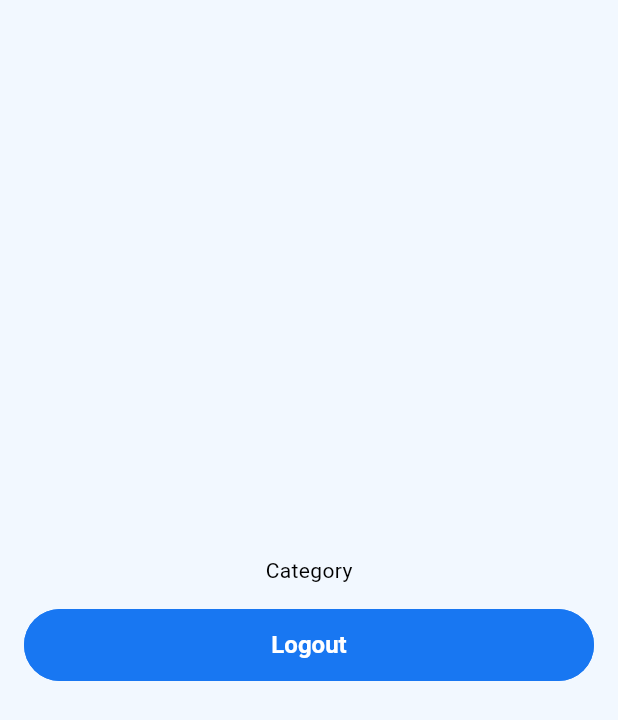
After one commit to amena-bs23/expense-tracker, a Flutter app: the CategoryListPage screen opened by its route, on a phone screen of 412 x 824 dp. The commit adds this screen. Shown: the top 720 px of the screen. Run offline on Flutter 3.47's test engine with Material 3 defaults, Android fonts, the phone set to English and light mode, and no system bars; our stand-ins replace dart_mappable, dio, flutter_riverpod, freezed_annotation, go_router, logger and 5 more; missing offline and left inert: analyzer, custom_lint_builder; accounts and stored records are empty; generated files the repository leaves out were written again.

Commit message:
feat: Add category route

```diff
--- a/lib/src/core/gen/l10n/app_localizations.dart
+++ b/lib/src/core/gen/l10n/app_localizations.dart
@@ -429,6 +429,13 @@ abstract class AppLocalizations {
   /// In en, this message translates to:
   /// **'Password must contain at least one special character'**
   String get passwordSpecialCharValidation;
+
+  /// No description provided for @passwordSpecialCharValidation.
+  ///
+  /// In en, this message translates to:
+  /// **'Password must contain at least one special character'**
+  String get category;
+
 }
 
 class _AppLocalizationsDelegate
--- a/lib/src/core/gen/l10n/app_localizations_ar.dart
+++ b/lib/src/core/gen/l10n/app_localizations_ar.dart
@@ -16,6 +16,9 @@ class AppLocalizationsAr extends AppLocalizations {
 
   @override
   String get login => 'تسجيل الدخول';
+
+  @override
+  String get category => 'فئة';
 
   @override
   String get createNewPassword => 'إنشاء كلمة مرور جديدة';
--- a/lib/src/core/gen/l10n/app_localizations_bn.dart
+++ b/lib/src/core/gen/l10n/app_localizations_bn.dart
@@ -16,6 +16,9 @@ class AppLocalizationsBn extends AppLocalizations {
 
   @override
   String get login => 'লগইন';
+
+  @override
+  String get category => 'বিভাগ';
 
   @override
   String get createNewPassword => 'নতুন পাসওয়ার্ড তৈরি করুন';
--- a/lib/src/core/gen/l10n/app_localizations_en.dart
+++ b/lib/src/core/gen/l10n/app_localizations_en.dart
@@ -16,6 +16,9 @@ class AppLocalizationsEn extends AppLocalizations {
 
   @override
   String get login => 'Login';
+
+  @override
+  String get category => 'Category';
 
   @override
   String get createNewPassword => 'Create New password';
--- /dev/null
+++ b/lib/src/presentation/core/router/parts/category_routes.dart
@@ -0,0 +1,13 @@
+part of '../router.dart';
+
+List<GoRoute> _categoryRoutes(ref) {
+  return [
+    GoRoute(
+      path: Routes.category,
+      name: Routes.category,
+      pageBuilder: (context, state) {
+        return const MaterialPage(child: CategoryListPage());
+      },
+    ),
+  ];
+}
--- a/lib/src/presentation/core/router/routes.dart
+++ b/lib/src/presentation/core/router/routes.dart
@@ -11,4 +11,5 @@ class Routes {
 
   static const String home = '/home';
   static const String profile = '/profile';
+  static const String category = '/category';
 }
--- /dev/null
+++ b/lib/src/presentation/features/category/view/category_list_page.dart
@@ -0,0 +1,51 @@
+import 'package:flutter/material.dart';
+import 'package:flutter_riverpod/flutter_riverpod.dart';
+import 'package:go_router/go_router.dart';
+
+import '../../../../core/extensions/app_localization.dart';
+import '../../../core/application_state/logout_provider/logout_provider.dart';
+import '../../../core/router/routes.dart';
+import '../../../core/widgets/loading_indicator.dart';
+
+class CategoryListPage extends ConsumerStatefulWidget {
+  const CategoryListPage({super.key});
+
+  @override
+  ConsumerState<CategoryListPage> createState() => _CategoryListPageState();
+}
+
+class _CategoryListPageState extends ConsumerState<CategoryListPage> {
+  @override
+  void initState() {
+    super.initState();
+    ref.listenManual(logoutProvider, (previous, next) {
+      if (next.isSuccess) context.pushReplacementNamed(Routes.login);
+    });
+  }
+
+  @override
+  Widget build(BuildContext context) {
+    final state = ref.watch(logoutProvider);
+
+    return Scaffold(
+      body: Padding(
+        padding: const EdgeInsets.all(16.0),
+        child: Column(
+          mainAxisAlignment: MainAxisAlignment.center,
+          children: [
+            Text(context.locale.category),
+            const SizedBox(height: 16),
+            FilledButton(
+              onPressed: () {
+                ref.read(logoutProvider.notifier).call();
+              },
+              child: state.isLoading
+                  ? const LoadingIndicator()
+                  : Text(context.locale.logout),
+            ),
+          ],
+        ),
+      ),
+    );
+  }
+}
```
Also changed, not shown: lib/src/presentation/core/router/router.dart (+5 -4 lines), lib/src/presentation/core/router/router.g.dart.
